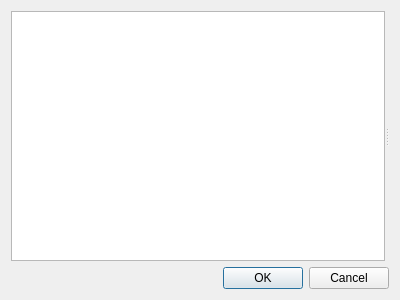
Above: src/settingssink.ui from 0xd34df00d/leechcraft before the change. Below: the same form after it.
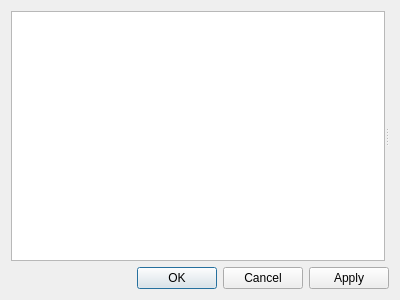
That is the form after the change. Icons and pictures are not drawn.

Commit message: Core: Apply button in settings, closes #111.

The edit to the form file:
```diff
--- a/src/settingssink.ui
+++ b/src/settingssink.ui
@@ -67,7 +67,7 @@
       <enum>Qt::Horizontal</enum>
      </property>
      <property name="standardButtons">
-      <set>QDialogButtonBox::Cancel|QDialogButtonBox::Ok</set>
+      <set>QDialogButtonBox::Apply|QDialogButtonBox::Cancel|QDialogButtonBox::Ok</set>
      </property>
     </widget>
    </item>
```
Left out of the diff: 6 changed lines with no effect on the pictures. The commit also changes 1 other file.
